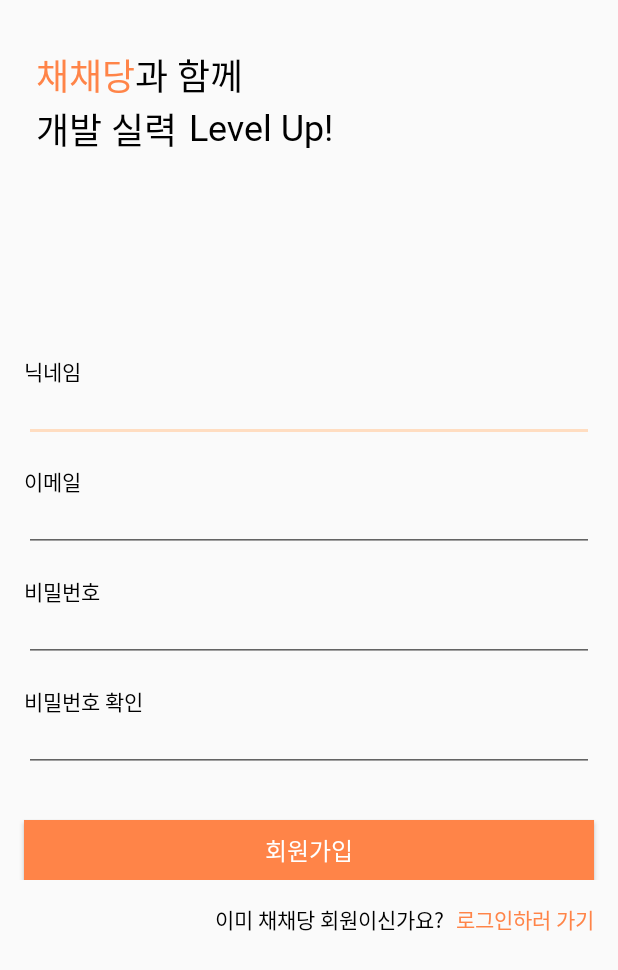
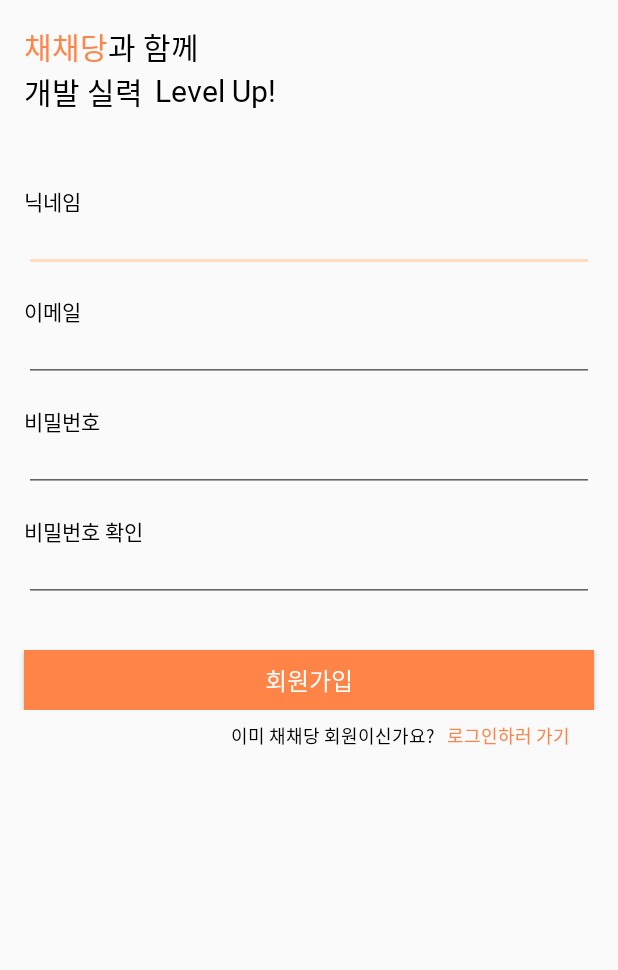
Before and after one commit to Sookhee/whip-carrot-quizlocker, an Android app: the RegisterActivity screen opened directly, with no data from a screen before it, on a phone screen of 412 x 824 dp. Shown: the top 970 px of the screen. Run offline under Robolectric (Android 15) with nearby library versions, the phone set to English and light mode, and no system bars; our stand-ins replace Firebase (no records; nobody signed in at launch, a user with empty details on screens opened directly).

Commit message:
로그인 및 회원가입 구현, 에러 수정

```diff
--- a/app/src/main/java/kr/hs/emirim/shookhee/quizlocker/RegisterActivity.java
+++ b/app/src/main/java/kr/hs/emirim/shookhee/quizlocker/RegisterActivity.java
@@ -56,8 +56,7 @@
                                 public void onComplete(@NonNull Task<AuthResult> task) {
 
                                     if (task.isSuccessful()) {
-                                        Intent intent = new Intent(RegisterActivity.this, LoginActivity.class);
-                                        startActivity(intent);
+
                                         finish();
                                     } else {
                                         Toast.makeText(RegisterActivity.this, "이미 가입된 메일입니다", Toast.LENGTH_SHORT).show();
@@ -72,8 +71,7 @@
         goLogin.setOnClickListener(new View.OnClickListener() {
             @Override
             public void onClick(View v) {
-                Intent intent=new Intent(RegisterActivity.this, LoginActivity.class);
-                startActivity(intent);
+                finish();
             }
         });
 
--- a/app/src/main/res/layout/activity_register.xml
+++ b/app/src/main/res/layout/activity_register.xml
@@ -5,6 +5,23 @@
         android:layout_width="match_parent"
         android:layout_height="match_parent"
         tools:context=".RegisterActivity">
+
+    <ScrollView
+            android:layout_width="match_parent"
+            android:layout_height="match_parent"
+            app:layout_constraintBottom_toBottomOf="parent"
+            app:layout_constraintEnd_toEndOf="parent"
+            app:layout_constraintStart_toStartOf="parent"
+            app:layout_constraintTop_toTopOf="parent">
+
+        <LinearLayout
+                android:layout_width="match_parent"
+                android:layout_height="match_parent"
+                android:orientation="vertical">
+
+            <androidx.constraintlayout.widget.ConstraintLayout
+                    android:layout_width="match_parent"
+                    android:layout_height="wrap_content">
 
                 <TextView
                         android:id="@+id/textView4"
@@ -14,36 +31,10 @@
                         android:includeFontPadding="false"
                         android:text="과 함께"
                         android:textColor="@color/black"
-            android:textSize="24sp"
+                        android:textSize="20sp"
                         app:layout_constraintBottom_toBottomOf="@+id/textView7"
                         app:layout_constraintStart_toEndOf="@+id/textView7"
                         app:layout_constraintTop_toTopOf="@+id/textView7" />
-
-    <TextView
-            android:id="@+id/textView7"
-            android:layout_width="wrap_content"
-            android:layout_height="wrap_content"
-            android:layout_marginStart="24dp"
-            android:layout_marginTop="32dp"
-            android:fontFamily="@font/notosanscjkkr_medium"
-            android:includeFontPadding="false"
-            android:text="채채당"
-            android:textColor="@color/orange"
-            android:textSize="24sp"
-            app:layout_constraintStart_toStartOf="parent"
-            app:layout_constraintTop_toTopOf="parent" />
-
-    <TextView
-            android:id="@+id/textView8"
-            android:layout_width="wrap_content"
-            android:layout_height="wrap_content"
-            android:fontFamily="@font/notosanscjkkr_medium"
-            android:includeFontPadding="false"
-            android:text="개발 실력"
-            android:textColor="@color/black"
-            android:textSize="24sp"
-            app:layout_constraintStart_toStartOf="@+id/textView7"
-            app:layout_constraintTop_toBottomOf="@+id/textView7" />
 
                 <TextView
                         android:id="@+id/textView9"
@@ -54,20 +45,44 @@
                         android:includeFontPadding="false"
                         android:text="Level Up!"
                         android:textColor="@color/black"
-            android:textSize="24dp"
+                        android:textSize="20sp"
                         app:layout_constraintBottom_toBottomOf="@+id/textView8"
                         app:layout_constraintStart_toEndOf="@+id/textView8"
                         app:layout_constraintTop_toTopOf="@+id/textView8" />
 
+                <TextView
+                        android:id="@+id/textView8"
+                        android:layout_width="wrap_content"
+                        android:layout_height="wrap_content"
+                        android:fontFamily="@font/notosanscjkkr_medium"
+                        android:includeFontPadding="false"
+                        android:text="개발 실력"
+                        android:textColor="@color/black"
+                        android:textSize="20sp"
+                        app:layout_constraintStart_toStartOf="@+id/textView7"
+                        app:layout_constraintTop_toBottomOf="@+id/textView7" />
+
+                <TextView
+                        android:id="@+id/textView7"
+                        android:layout_width="wrap_content"
+                        android:layout_height="wrap_content"
+                        android:layout_marginStart="16dp"
+                        android:layout_marginTop="16dp"
+                        android:fontFamily="@font/notosanscjkkr_medium"
+                        android:includeFontPadding="false"
+                        android:text="채채당"
+                        android:textColor="@color/orange"
+                        android:textSize="20sp"
+                        app:layout_constraintStart_toStartOf="parent"
+                        app:layout_constraintTop_toTopOf="parent" />
+            </androidx.constraintlayout.widget.ConstraintLayout>
+
             <LinearLayout
                     android:id="@+id/linearLayout2"
-            android:layout_width="0dp"
+                    android:layout_width="match_parent"
                     android:layout_height="wrap_content"
-            android:orientation="vertical"
-            app:layout_constraintBottom_toBottomOf="parent"
-            app:layout_constraintEnd_toEndOf="parent"
-            app:layout_constraintStart_toStartOf="parent"
-            app:layout_constraintTop_toTopOf="parent">
+                    android:layout_marginTop="48dp"
+                    android:orientation="vertical">
 
                 <TextView
                         android:id="@+id/textView17"
@@ -179,31 +194,40 @@
                         android:textSize="16dp" />
             </LinearLayout>
 
+            <LinearLayout
+                    android:layout_width="match_parent"
+                    android:layout_height="match_parent"
+                    android:layout_marginTop="8dp"
+                    android:layout_marginRight="16dp"
+                    android:layout_marginBottom="48dp"
+                    android:gravity="right"
+                    android:orientation="horizontal">
+
                 <TextView
                         android:id="@+id/textView15"
                         android:layout_width="wrap_content"
                         android:layout_height="wrap_content"
-            android:layout_marginEnd="8dp"
+                        android:layout_marginRight="8dp"
                         android:fontFamily="@font/notosanscjkkr_regular"
                         android:includeFontPadding="false"
                         android:text="이미 채채당 회원이신가요?"
                         android:textColor="@color/black"
-            android:textSize="14sp"
-            app:layout_constraintBottom_toBottomOf="@+id/goLogin"
-            app:layout_constraintEnd_toStartOf="@+id/goLogin"
-            app:layout_constraintTop_toTopOf="@+id/goLogin" />
+                        android:textSize="12sp" />
 
                 <TextView
                         android:id="@+id/goLogin"
                         android:layout_width="wrap_content"
                         android:layout_height="wrap_content"
-            android:layout_marginTop="16dp"
                         android:layout_marginEnd="16dp"
                         android:fontFamily="@font/notosanscjkkr_regular"
                         android:includeFontPadding="false"
                         android:text="로그인하러 가기"
                         android:textColor="@color/orange"
-            android:textSize="14sp"
-            app:layout_constraintEnd_toEndOf="parent"
-            app:layout_constraintTop_toBottomOf="@+id/linearLayout2" />
+                        android:textSize="12sp" />
+
+            </LinearLayout>
+
+        </LinearLayout>
+    </ScrollView>
+
 </androidx.constraintlayout.widget.ConstraintLayout>
```
Also changed, not shown: app/build.gradle (+6 -4 lines), app/src/main/AndroidManifest.xml (+5 -6 lines), app/src/main/java/kr/hs/emirim/shookhee/quizlocker/LoginActivity.java (+14 -2 lines), app/src/main/res/layout/activity_login.xml (+7 -7 lines). Lines whose indentation alone changed are shown as unchanged.
